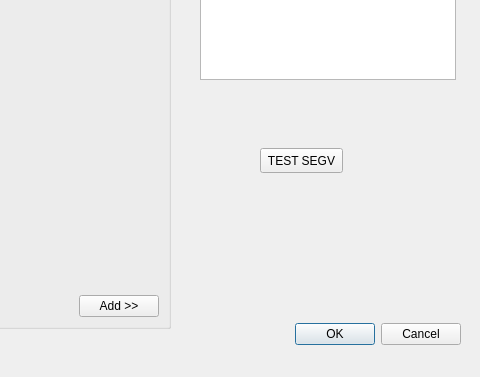
First picture: the form in ui/create_new_table.ui, repository AeroNotix/freepoint, before the edit; both pictures show x 340 to 820 and y 222 to 599 of the 820 by 599 pixel window.
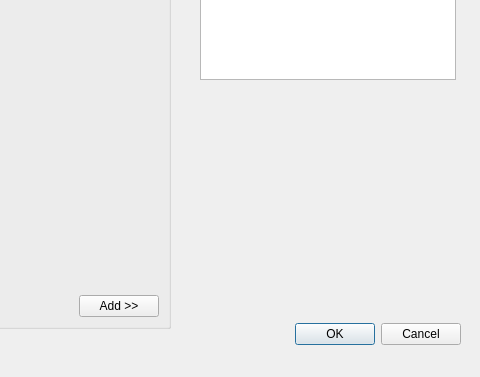
Second picture: the form after the edit.

Commit message: Fixed segmentation fault due to uninitialized pointer during the construction of a QDialog window

What changed in the file:
```diff
--- a/ui/create_new_table.ui
+++ b/ui/create_new_table.ui
@@ -576,19 +576,6 @@
     <cstring>txt_table_name</cstring>
    </property>
   </widget>
-  <widget class="QPushButton" name="pushButton">
-   <property name="geometry">
-    <rect>
-     <x>600</x>
-     <y>370</y>
-     <width>83</width>
-     <height>25</height>
-    </rect>
-   </property>
-   <property name="text">
-    <string>TEST SEGV</string>
-   </property>
-  </widget>
  </widget>
  <tabstops>
   <tabstop>line_radio</tabstop>
```
Left out of the diff: 16 changed lines with no effect on the pictures. The commit also changes 7 other files.
